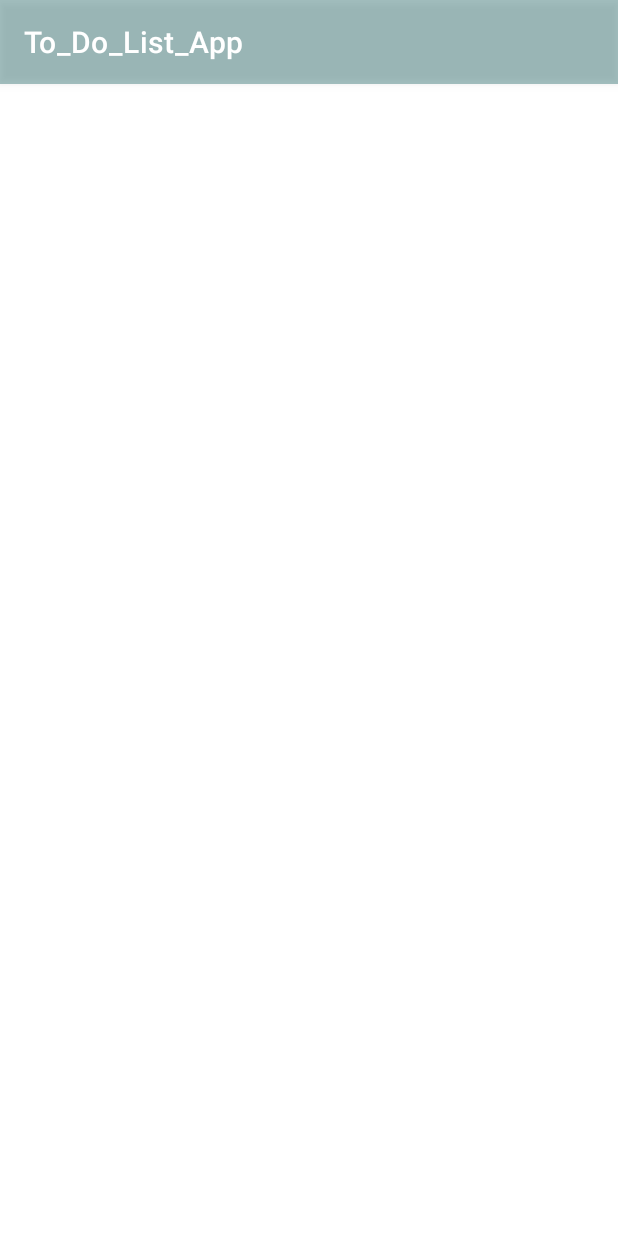
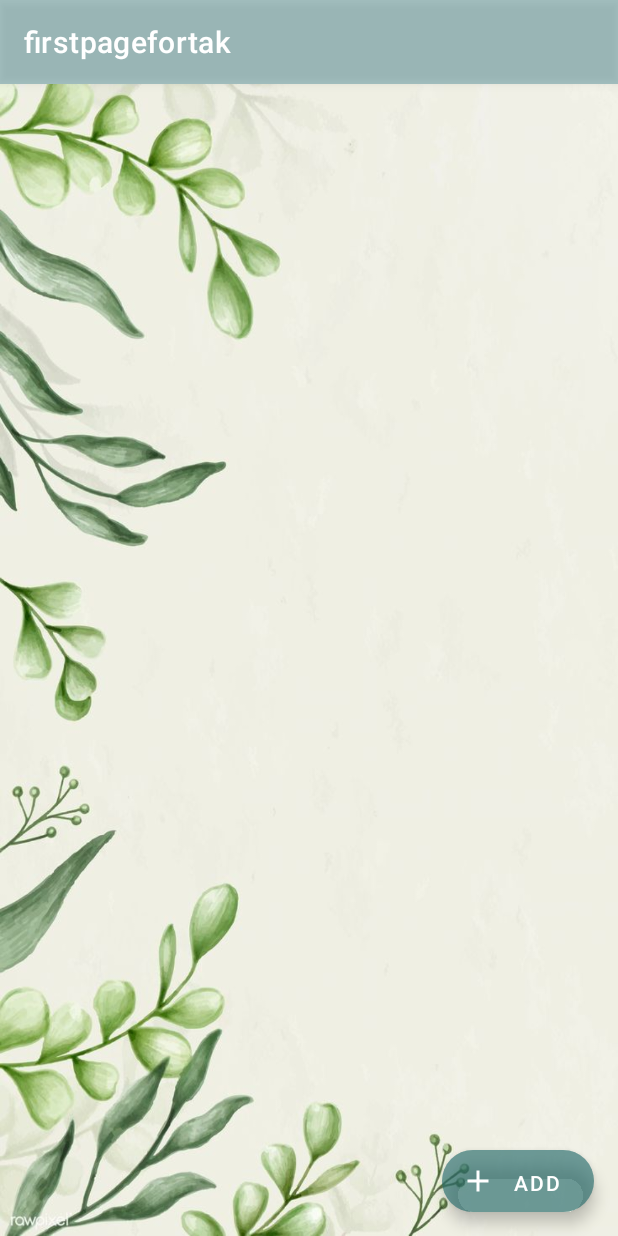
Before and after one commit to hayasaudd/To_Do_List_App, an Android app: the screen it shows after launch (MainActivity), on a phone screen of 412 x 824 dp. Run offline under Robolectric (Android 15) with nearby library versions, the phone set to English and light mode, and no system bars; our stand-ins replace data binding, navigation-ui.

Commit message:
To Do List simple App

```diff
--- a/app/build.gradle
+++ b/app/build.gradle
@@ -62,4 +62,5 @@ dependencies {
 
 
 
+
 }
--- /dev/null
+++ b/app/src/main/java/com/example/to_do_list_app/model/TaskViewModel.kt
@@ -0,0 +1,42 @@
+package com.example.to_do_list_app.model
+
+import androidx.lifecycle.LiveData
+import androidx.lifecycle.ViewModel
+import androidx.lifecycle.MutableLiveData
+import com.example.to_do_list_app.data.DataTask
+import com.example.to_do_list_app.data.TaskitemSource
+import com.example.to_do_list_app.data.tasklist
+import javax.sql.DataSource
+
+
+class TaskViewModel : ViewModel(){
+
+    val  taskTittel = MutableLiveData<String>("")
+    val  categoryDISCRIPTION = MutableLiveData<String>("")
+    val  Location = MutableLiveData<String>("")
+    val Description= MutableLiveData<String>("")
+    val time = MutableLiveData<String>("")
+    val data = MutableLiveData<String>("")
+
+
+////add function 3
+
+    fun get_task(title:String){
+        var item= tasklist.find {it.taskTittel.equals(title, ignoreCase = true)}
+        Location.value= item?.taskTittel
+        Description.value= item?.description
+
+    }
+
+fun addtask(){
+
+var task =TaskitemSource()
+    task.addTask(DataTask(taskTittel.value.toString(),
+        categoryDISCRIPTION.value.toString(),
+        Location.value.toString(),
+        data.value.toString(),
+        time.value.toString()
+    ))
+}
+
+}
--- /dev/null
+++ b/app/src/main/res/navigation/nav_gragh.xml
@@ -0,0 +1,52 @@
+<?xml version="1.0" encoding="utf-8"?>
+<navigation xmlns:android="http://schemas.android.com/apk/res/android"
+    xmlns:app="http://schemas.android.com/apk/res-auto"
+    xmlns:tools="http://schemas.android.com/tools"
+    android:id="@+id/nav_gragh"
+    app:startDestination="@id/Firstpagefortak">
+
+    <fragment
+        android:id="@+id/Firstpagefortak"
+        android:name="com.example.to_do_list_app.Firstpagefortak"
+        android:label="firstpagefortak" >
+        <action
+            android:id="@+id/action_firstpagefortak_to_add_New_Task"
+            app:destination="@id/add_New_Task" />
+        <action
+            android:id="@+id/action_firstpagefortak_to_task_Deteails"
+            app:destination="@id/task_Deteails" />
+    </fragment>
+    <fragment
+        android:id="@+id/add_New_Task"
+        android:name="com.example.to_do_list_app.Add_New_Task"
+        android:label="Add_New_Task" >
+        <action
+            android:id="@+id/action_add_New_Task_to_firstpagefortak"
+            app:destination="@id/Firstpagefortak" />
+    </fragment>
+    <fragment
+        android:id="@+id/task_Deteails"
+        android:name="com.example.to_do_list_app.Task_Deteails"
+        android:label="Task_Deteails" >
+        <action
+            android:id="@+id/action_task_Deteails_to_edit_Task"
+            app:destination="@id/edit_Task" />
+        <action
+            android:id="@+id/action_task_Deteails_to_firstpagefortak"
+            app:destination="@id/Firstpagefortak" />
+        <argument
+            android:name="postion"
+            app:argType="integer" />
+    </fragment>
+    <fragment
+        android:id="@+id/edit_Task"
+        android:name="com.example.to_do_list_app.Edit_Task"
+        android:label="Edit_Task" >
+        <action
+            android:id="@+id/action_edit_Task_to_firstpagefortak"
+            app:destination="@id/Firstpagefortak" />
+        <argument
+            android:name="tittle"
+            app:argType="string" />
+    </fragment>
+</navigation>
--- a/app/src/main/res/values/colors.xml
+++ b/app/src/main/res/values/colors.xml
@@ -15,6 +15,8 @@
     <color name="pinck">#ED9C75</color>
     <color name="HAYAPURPLE">#703949AB</color>
     <color name="lightpurpul">#653949AB</color>
+    <color name="lightBlack">#6F0C0B19</color>
+
 
 
 </resources>
```
